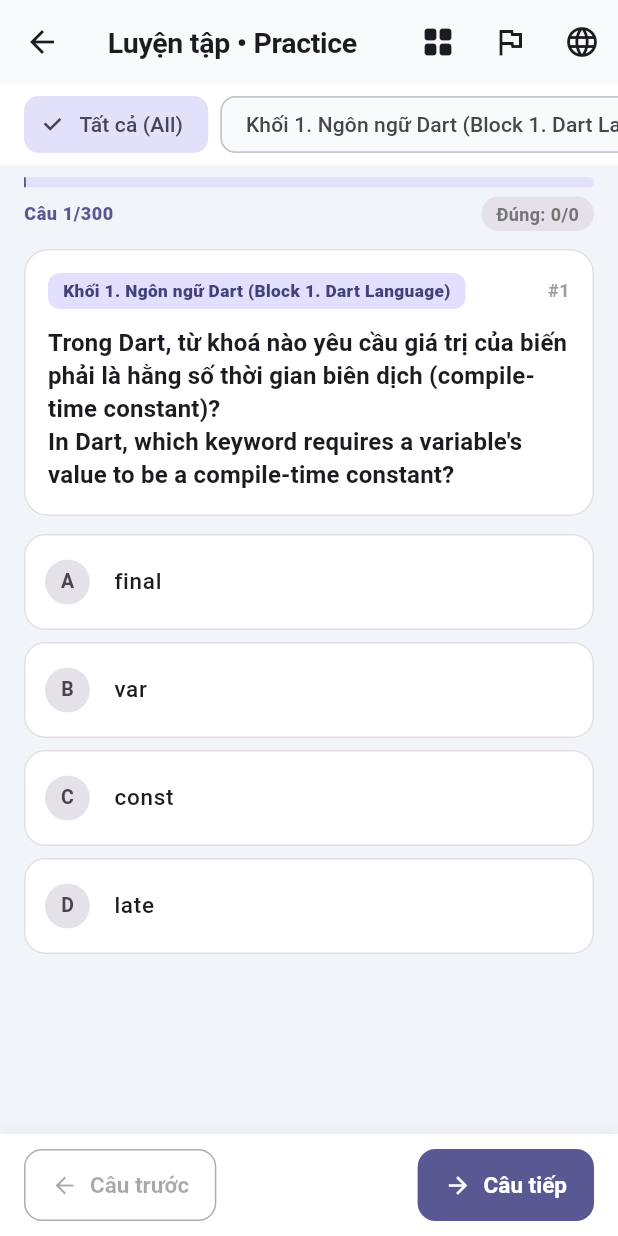
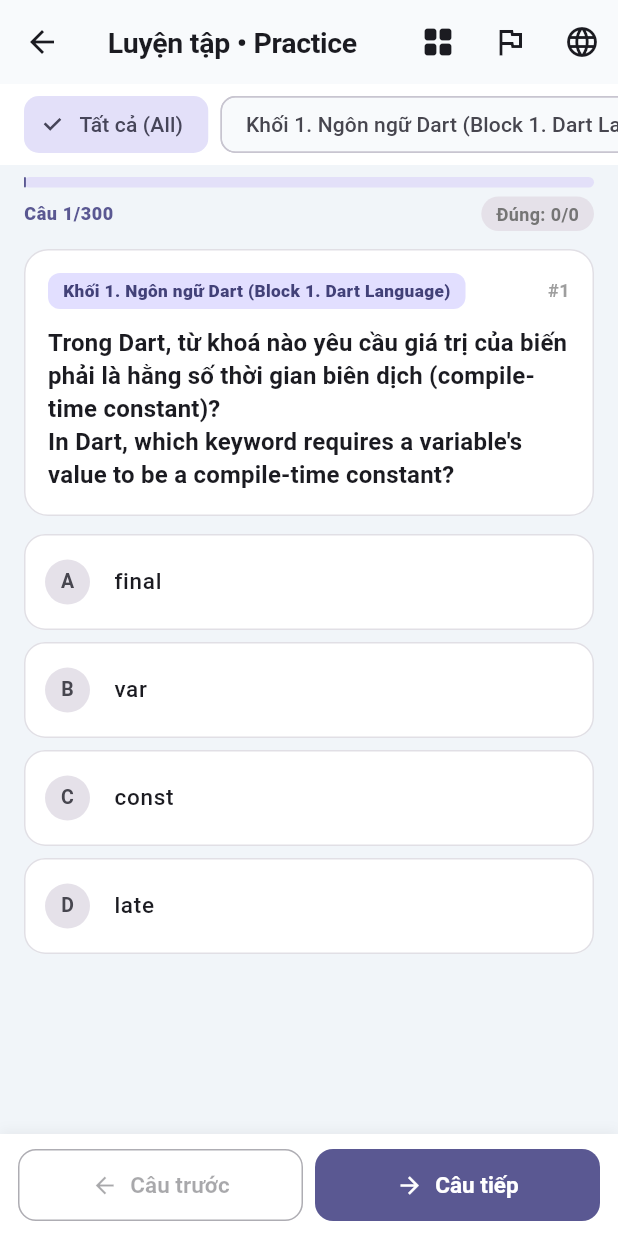
Before and after one commit to nguyenHoang-dev/BTTH_APP_MOBILE, a Flutter app: the PracticeScreen screen opened directly, on a phone screen of 412 x 824 dp. Run offline on Flutter 3.47's test engine with Material 3 defaults, Android fonts, the phone set to English and light mode, and no system bars; our stand-ins replace device_info_plus, dio, sqflite; accounts and stored records are empty.

Commit message:
fix(ui): prevent practice bottom navigation buttons from overflowing on narrow screens

```diff
--- a/mobile/lib/screens/practice_screen.dart
+++ b/mobile/lib/screens/practice_screen.dart
@@ -343,7 +343,10 @@ class _PracticeBody extends StatelessWidget {
                     children: [
                       Row(
                         children: [
-                          Container(
+                          Expanded(
+                            child: Align(
+                              alignment: Alignment.centerLeft,
+                              child: Container(
                                 padding: const EdgeInsets.symmetric(horizontal: 10, vertical: 4),
                                 decoration: BoxDecoration(
                                   color: colorScheme.primaryContainer,
@@ -351,6 +354,8 @@ class _PracticeBody extends StatelessWidget {
                                 ),
                                 child: Text(
                                   _getCategoryLabel(q.category),
+                                  maxLines: 1,
+                                  overflow: TextOverflow.ellipsis,
                                   style: TextStyle(
                                     fontSize: 11.5,
                                     fontWeight: FontWeight.w800,
@@ -358,7 +363,9 @@ class _PracticeBody extends StatelessWidget {
                                   ),
                                 ),
                               ),
-                          const Spacer(),
+                            ),
+                          ),
+                          const SizedBox(width: 8),
                           Text(
                             '#${q.id}',
                             style: theme.textTheme.bodySmall?.copyWith(
@@ -641,7 +648,7 @@ class _PracticeBody extends StatelessWidget {
     final answered = practice.answeredCount;
 
     return Container(
-      padding: const EdgeInsets.symmetric(horizontal: 16, vertical: 10),
+      padding: const EdgeInsets.symmetric(horizontal: 12, vertical: 10),
       decoration: BoxDecoration(
         color: Colors.white,
         boxShadow: [
@@ -652,56 +659,76 @@ class _PracticeBody extends StatelessWidget {
           ),
         ],
       ),
+      child: SafeArea(
+        top: false,
         child: Row(
           children: [
-          OutlinedButton.icon(
+            Expanded(
+              child: OutlinedButton.icon(
                 key: const Key('practice_prev_button'),
+                style: OutlinedButton.styleFrom(
+                  padding: const EdgeInsets.symmetric(horizontal: 10, vertical: 10),
+                ),
                 onPressed: practice.isFirst ? null : practice.previousQuestion,
-            icon: const Icon(Icons.arrow_back),
-            label: const Text('Câu trước'),
+                icon: const Icon(Icons.arrow_back, size: 18),
+                label: Text(
+                  lang == AppLanguage.en ? 'Prev' : 'Câu trước',
+                  maxLines: 1,
+                  overflow: TextOverflow.ellipsis,
                 ),
-          const Spacer(),
-          if (answered > 0 && !isLast)
-            Padding(
-              padding: const EdgeInsets.only(right: 8),
-              child: TextButton.icon(
+              ),
+            ),
+            const SizedBox(width: 8),
+            if (answered > 0 && !isLast) ...[
+              TextButton.icon(
                 key: const Key('practice_summary_bottom_button'),
+                style: TextButton.styleFrom(
+                  padding: const EdgeInsets.symmetric(horizontal: 10, vertical: 10),
+                  visualDensity: VisualDensity.compact,
+                ),
                 onPressed: () => showSummaryDialog(context, practice: practice, lang: lang),
                 icon: const Icon(Icons.flag_outlined, size: 18),
                 label: Text(
-                  switch (lang) {
-                    AppLanguage.vi => 'Tổng kết',
-                    AppLanguage.en => 'Summary',
-                    AppLanguage.both => 'Tổng kết • Summary',
-                  },
+                  lang == AppLanguage.en ? 'Summary' : 'Tổng kết',
+                  maxLines: 1,
+                  overflow: TextOverflow.ellipsis,
                 ),
               ),
-            ),
-          if (isLast)
-            FilledButton.icon(
+              const SizedBox(width: 8),
+            ],
+            Expanded(
+              child: isLast
+                  ? FilledButton.icon(
                       key: const Key('practice_finish_bottom_button'),
                       style: FilledButton.styleFrom(
                         backgroundColor: Colors.green.shade700,
                         foregroundColor: Colors.white,
+                        padding: const EdgeInsets.symmetric(horizontal: 10, vertical: 10),
                       ),
                       onPressed: () => showSummaryDialog(context, practice: practice, lang: lang),
-              icon: const Icon(Icons.check_circle_outline),
+                      icon: const Icon(Icons.check_circle_outline, size: 18),
                       label: Text(
-                switch (lang) {
-                  AppLanguage.vi => 'Hoàn thành',
-                  AppLanguage.en => 'Complete',
-                  AppLanguage.both => 'Hoàn thành • Complete',
-                },
+                        lang == AppLanguage.en ? 'Complete' : 'Hoàn thành',
+                        maxLines: 1,
+                        overflow: TextOverflow.ellipsis,
                       ),
                     )
-          else
-            FilledButton.icon(
+                  : FilledButton.icon(
                       key: const Key('practice_next_button'),
+                      style: FilledButton.styleFrom(
+                        padding: const EdgeInsets.symmetric(horizontal: 10, vertical: 10),
+                      ),
                       onPressed: practice.nextQuestion,
-              icon: const Icon(Icons.arrow_forward),
-              label: const Text('Câu tiếp'),
+                      icon: const Icon(Icons.arrow_forward, size: 18),
+                      label: Text(
+                        lang == AppLanguage.en ? 'Next' : 'Câu tiếp',
+                        maxLines: 1,
+                        overflow: TextOverflow.ellipsis,
+                      ),
+                    ),
             ),
           ],
+        ),
       ),
     );
   }
```
Lines whose indentation alone changed are shown as unchanged.
